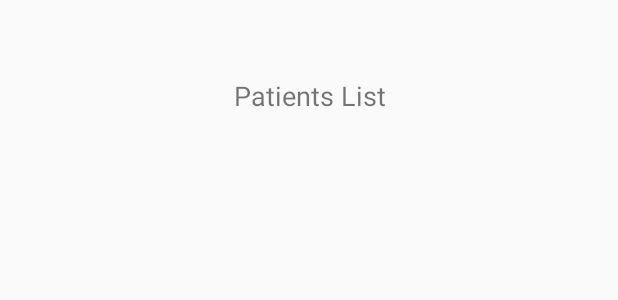
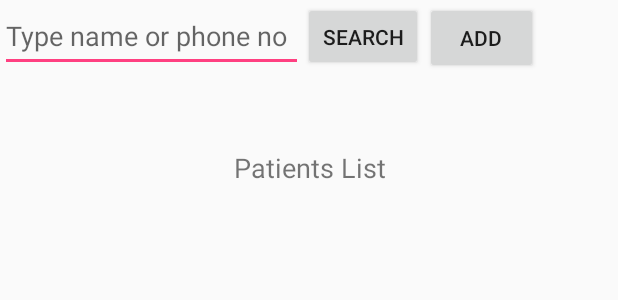
Before and after one commit to aananthcn/prms-android, an Android app: the layout patients.xml on its own in the app's theme, with its tools: preview values and no code run, on a phone screen of 412 x 824 dp. Shown: the top 300 px of the screen. Run offline under Robolectric (Android 15) with nearby library versions, the phone set to English and light mode, and no system bars.

Commit message:
Baselined the patient view

```diff
--- a/app/src/main/java/com/nonprofit/aananth/prms/LoginActivity.java
+++ b/app/src/main/java/com/nonprofit/aananth/prms/LoginActivity.java
@@ -1,6 +1,7 @@
 package com.nonprofit.aananth.prms;
 
 import android.content.res.Configuration;
+import android.database.sqlite.SQLiteDatabase;
 import android.support.v7.app.AppCompatActivity;
 import android.os.Bundle;
 import android.util.Log;
@@ -10,6 +11,9 @@ import android.widget.TextView;
 import java.lang.String;
 import java.util.Arrays;
 import java.util.List;
+
+import static java.security.AccessController.getContext;
+
 
 public class LoginActivity extends AppCompatActivity {
 
@@ -22,6 +26,7 @@ public class LoginActivity extends AppCompatActivity {
     private int currLayout;
     private List doctors = Arrays.asList("Jegadish", "Rama");
     private EditText user, password;
+    private PatientDB patientdb = new PatientDB(this);
 
     @Override
     protected void onCreate(Bundle savedInstanceState) {
@@ -34,6 +39,7 @@ public class LoginActivity extends AppCompatActivity {
 
         // Aananth added these lines
         currLayout = R.layout.login;
+        Log.d("Init", "Patient list created with name: "+patientdb.toString());
     }
 
     /**
@@ -61,6 +67,11 @@ public class LoginActivity extends AppCompatActivity {
         else {
             Log.d("Authentication ", "Failure! Username: " + user.getText().toString());
         }
+
+        // remove these lines
+        Log.d("Authentication", "Successful login");
+        currLayout = R.layout.patients;
+        setContentView(currLayout);
     }
 
     @Override
@@ -69,4 +80,8 @@ public class LoginActivity extends AppCompatActivity {
         Log.d("Configuration Changed", "Layout set to current layout");
         setContentView(currLayout);
     }
+
+    // Added by Aananth: Add button handler
+    public void AddNewPatient(View view) {
+    }
 }
--- /dev/null
+++ b/app/src/main/java/com/nonprofit/aananth/prms/PatientDB.java
@@ -0,0 +1,33 @@
+package com.nonprofit.aananth.prms;
+
+import android.content.Context;
+import android.database.sqlite.SQLiteDatabase;
+import android.database.sqlite.SQLiteOpenHelper;
+
+/**
+ * Created by aananth on 04/04/17.
+ */
+
+public class PatientDB extends SQLiteOpenHelper{
+    // If you change the database schema, you must increment the database version.
+    public static final int DATABASE_VERSION = 1;
+    public static final String DATABASE_NAME = "Patient.db";
+
+    public PatientDB(Context context) {
+        super(context, DATABASE_NAME, null, DATABASE_VERSION);
+    }
+
+    public void onCreate(SQLiteDatabase db) {
+        db.execSQL("CREATE TABLE IF NOT EXISTS patientdb.patientlist ( pid INT NOT NULL AUTO_INCREMENT, name VARCHAR(100), phone VARCHAR(30), email VARCHAR(60), gender VARCHAR(20), PRIMARY KEY (pid) )");
+    }
+
+    public void onUpgrade(SQLiteDatabase db, int oldVersion, int newVersion) {
+        // This database is only a cache for online data, so its upgrade policy is
+        // to simply to discard the data and start over
+        onCreate(db);
+    }
+
+    public void onDowngrade(SQLiteDatabase db, int oldVersion, int newVersion) {
+        onUpgrade(db, oldVersion, newVersion);
+    }
+}
--- /dev/null
+++ b/app/src/main/res/layout/add_edit.xml
@@ -0,0 +1,6 @@
+<?xml version="1.0" encoding="utf-8"?>
+<LinearLayout xmlns:android="http://schemas.android.com/apk/res/android"
+    android:orientation="vertical" android:layout_width="match_parent"
+    android:layout_height="match_parent">
+
+</LinearLayout>
--- a/app/src/main/res/layout/patients.xml
+++ b/app/src/main/res/layout/patients.xml
@@ -7,21 +7,87 @@
     android:layout_height="match_parent">
 
     <TextView
-        android:id="@+id/textView2"
+        android:id="@+id/patient_list"
         android:layout_width="0dp"
         android:layout_height="wrap_content"
         android:layout_marginEnd="8dp"
         android:layout_marginStart="8dp"
-        android:layout_marginTop="51dp"
+        android:layout_marginTop="99dp"
         android:text="Patients List"
         android:textAlignment="center"
         android:textAllCaps="false"
         android:textSize="18sp"
-        app:layout_constraintHorizontal_bias="1.0"
         app:layout_constraintLeft_toLeftOf="parent"
         app:layout_constraintRight_toRightOf="parent"
         app:layout_constraintTop_toTopOf="parent"
         tools:layout_constraintLeft_creator="1"
         tools:layout_constraintRight_creator="1"
         tools:layout_constraintTop_creator="1" />
+
+    <EditText
+        android:id="@+id/search_txt"
+        android:layout_width="202dp"
+        android:layout_height="48dp"
+        android:layout_marginBottom="0dp"
+        android:ems="10"
+        android:hint="Type name or phone no"
+        android:inputType="textPersonName"
+        app:layout_constraintBottom_toBottomOf="@+id/search_btn"
+        tools:layout_editor_absoluteX="0dp" />
+
+    <Button
+        android:id="@+id/search_btn"
+        android:layout_width="80dp"
+        android:layout_height="46dp"
+        android:text="Search"
+        app:layout_constraintLeft_toRightOf="@+id/search_txt"
+        app:layout_constraintBottom_toBottomOf="@+id/search_txt"
+        app:layout_constraintTop_toTopOf="@+id/search_txt"
+        android:layout_marginLeft="0dp" />
+
+    <Button
+        android:id="@+id/add_btn"
+        android:layout_width="75dp"
+        android:layout_height="48dp"
+        android:text="Add"
+        android:onClick="AddNewPatient"
+        app:layout_constraintLeft_toRightOf="@+id/search_btn"
+        app:layout_constraintTop_toTopOf="@+id/search_btn"
+        app:layout_constraintBottom_toBottomOf="@+id/search_btn"
+        android:layout_marginLeft="1dp"
+        app:layout_constraintVertical_bias="0.0" />
+
+    <android.support.constraint.Guideline
+        android:layout_width="wrap_content"
+        android:layout_height="wrap_content"
+        android:id="@+id/guideline3"
+        app:layout_constraintGuide_begin="20dp"
+        android:orientation="vertical"
+        tools:layout_editor_absoluteY="0dp"
+        tools:layout_editor_absoluteX="20dp" />
+
+    <android.support.constraint.Guideline
+        android:layout_width="wrap_content"
+        android:layout_height="wrap_content"
+        android:id="@+id/guideline4"
+        app:layout_constraintGuide_begin="20dp"
+        android:orientation="vertical"
+        tools:layout_editor_absoluteY="0dp"
+        tools:layout_editor_absoluteX="20dp" />
+
+    <android.support.constraint.Guideline
+        android:layout_width="wrap_content"
+        android:layout_height="wrap_content"
+        android:id="@+id/guideline5"
+        app:layout_constraintGuide_begin="20dp"
+        android:orientation="vertical"
+        tools:layout_editor_absoluteY="0dp"
+        tools:layout_editor_absoluteX="20dp" />
+
+    <android.support.constraint.Guideline
+        android:layout_width="wrap_content"
+        android:layout_height="wrap_content"
+        android:id="@+id/guideline6"
+        app:layout_constraintGuide_begin="20dp"
+        android:orientation="horizontal" />
 </android.support.constraint.ConstraintLayout>
--- a/build.gradle
+++ b/build.gradle
@@ -5,7 +5,7 @@ buildscript {
         jcenter()
     }
     dependencies {
-        classpath 'com.android.tools.build:gradle:2.3.0'
+        classpath 'com.android.tools.build:gradle:2.3.1'
 
         // NOTE: Do not place your application dependencies here; they belong
         // in the individual module build.gradle files
```
